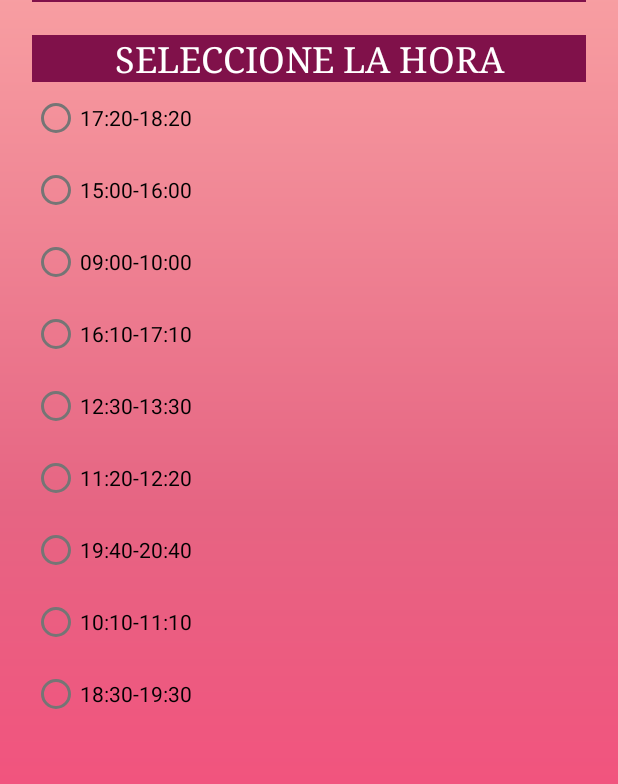
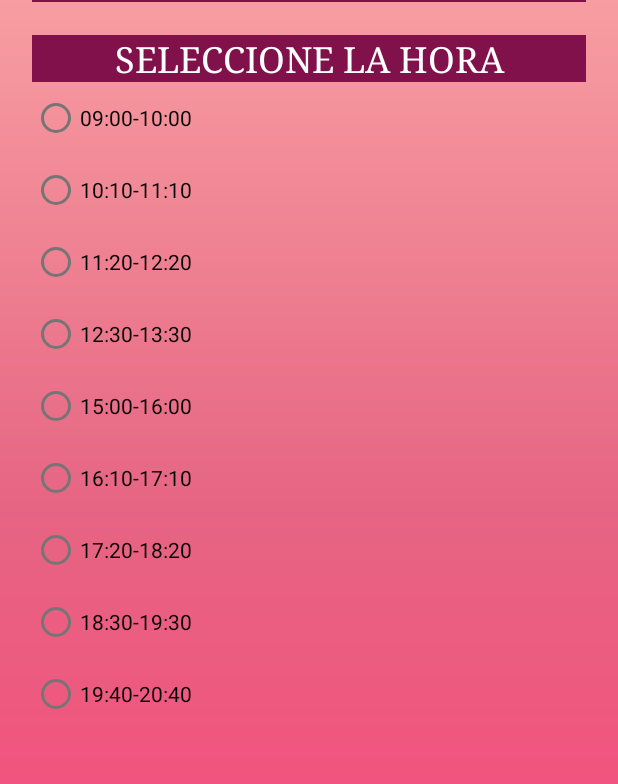
Before and after one commit to jvanhub/TiendaApp, an Android app: the PedirCita screen opened directly, with no data from a screen before it, on a phone screen of 412 x 824 dp. Shown: the part 157-941 px from the top of the screen. Run offline under Robolectric (Android 15) with nearby library versions, the phone set to English and light mode, and no system bars; our stand-ins replace Firebase (no records; nobody signed in at launch, a user with empty details on screens opened directly).

Commit message:
Resuelto For de arrayButtons

```diff
--- a/app/src/main/res/layout/activity_pedir_cita.xml
+++ b/app/src/main/res/layout/activity_pedir_cita.xml
@@ -60,23 +60,6 @@
                 android:layout_height="match_parent">
 
                 <RadioButton
-                    android:id="@+id/radiobutton17_00"
-                    android:layout_width="wrap_content"
-                    android:layout_height="wrap_content"
-                    android:layout_weight="1"
-                    android:clickable="true"
-                    android:minHeight="48dp"
-                    android:text="@string/HORA7" />
-
-                <RadioButton
-                    android:id="@+id/radiobutton15_00"
-                    android:layout_width="wrap_content"
-                    android:layout_height="wrap_content"
-                    android:layout_weight="1"
-                    android:clickable="true"
-                    android:text="@string/HORA5" />
-
-                <RadioButton
                     android:id="@+id/radiobutton9_00"
 
                     android:layout_width="wrap_content"
@@ -87,20 +70,12 @@
                     android:text="@string/HORA1" />
 
                 <RadioButton
-                    android:id="@+id/radiobutton16_00"
+                    android:id="@+id/radiobutton10_00"
                     android:layout_width="wrap_content"
                     android:layout_height="wrap_content"
                     android:layout_weight="1"
                     android:clickable="true"
-                    android:text="@string/HORA6" />
-
-                <RadioButton
-                    android:id="@+id/radiobutton12_00"
-                    android:layout_width="wrap_content"
-                    android:layout_height="wrap_content"
-                    android:layout_weight="1"
-                    android:clickable="true"
-                    android:text="@string/HORA4" />
+                    android:text="@string/HORA2" />
 
                 <RadioButton
                     android:id="@+id/radiobutton11_00"
@@ -112,20 +87,37 @@
                     android:text="@string/HORA3" />
 
                 <RadioButton
-                    android:id="@+id/radiobutton19_00"
+                    android:id="@+id/radiobutton12_00"
                     android:layout_width="wrap_content"
                     android:layout_height="wrap_content"
                     android:layout_weight="1"
                     android:clickable="true"
-                    android:text="@string/HORA9" />
+                    android:text="@string/HORA4" />
 
                 <RadioButton
-                    android:id="@+id/radiobutton10_00"
+                    android:id="@+id/radiobutton15_00"
                     android:layout_width="wrap_content"
                     android:layout_height="wrap_content"
                     android:layout_weight="1"
                     android:clickable="true"
-                    android:text="@string/HORA2" />
+                    android:text="@string/HORA5" />
+
+                <RadioButton
+                    android:id="@+id/radiobutton16_00"
+                    android:layout_width="wrap_content"
+                    android:layout_height="wrap_content"
+                    android:layout_weight="1"
+                    android:clickable="true"
+                    android:text="@string/HORA6" />
+
+                <RadioButton
+                    android:id="@+id/radiobutton17_00"
+                    android:layout_width="wrap_content"
+                    android:layout_height="wrap_content"
+                    android:layout_weight="1"
+                    android:clickable="true"
+                    android:minHeight="48dp"
+                    android:text="@string/HORA7" />
 
                 <RadioButton
                     android:id="@+id/radiobutton18_00"
@@ -134,6 +126,14 @@
                     android:layout_weight="1"
                     android:clickable="true"
                     android:text="@string/HORA8" />
+
+                <RadioButton
+                    android:id="@+id/radiobutton19_00"
+                    android:layout_width="wrap_content"
+                    android:layout_height="wrap_content"
+                    android:layout_weight="1"
+                    android:clickable="true"
+                    android:text="@string/HORA9" />
 
             </RadioGroup>
 
```
Also changed, not shown: app/src/main/java/com/example/tiendaapp/PedirCita.java (+26 -5 lines).
